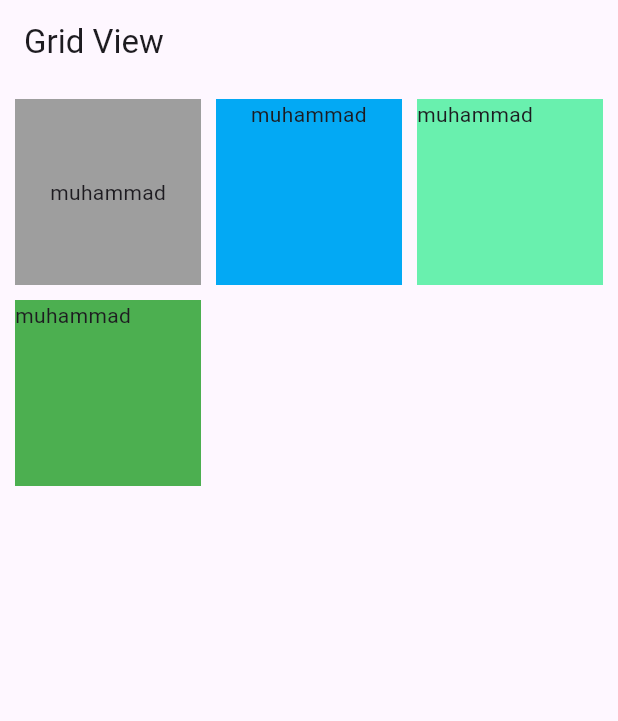
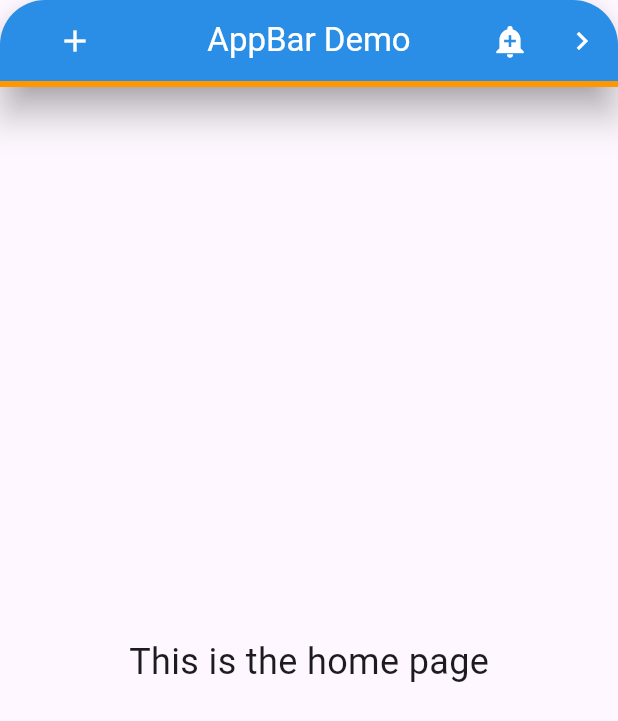
Before and after one commit to muhammad-marzouk/flutter_widgets, a Flutter app: the screen it shows after launch, on a phone screen of 412 x 824 dp. Shown: the top 721 px of the screen. Run offline on Flutter 3.47's test engine with Material 2 defaults, Android fonts, the phone set to English and light mode, and no system bars; our stand-ins replace flutter_slidable.

Commit message:
2-10-2023

```diff
--- /dev/null
+++ b/lib/flutter_01/widget_010_appbar.dart
@@ -0,0 +1,77 @@
+import 'package:flutter/material.dart';
+
+class AppBarExample extends StatelessWidget {
+  const AppBarExample({super.key});
+
+  @override
+  Widget build(BuildContext context) {
+    return Scaffold(
+      appBar: AppBar(
+
+        leadingWidth: 100,
+        automaticallyImplyLeading: false,
+        titleSpacing: 0.0,
+        // notificationPredicate: ,
+        bottom: PreferredSize(
+            preferredSize: const Size.fromRadius(1.0),
+            child: Container(
+              color: Colors.orange,
+              height: 4.0,
+            ),
+        ),
+        elevation: 10.0,
+        shadowColor: Colors.grey,
+        backgroundColor: Colors.blue,
+        foregroundColor: Colors.white,
+        leading: const Icon(Icons.add),
+        title: const Text('AppBar Demo'),
+        centerTitle: true,
+        shape: const RoundedRectangleBorder(
+          borderRadius: BorderRadius.only(
+            topLeft: Radius.circular(30),
+            topRight: Radius.circular(30),
+          ),
+        ),
+
+        // titleSpacing: 0.5,
+        actions: <Widget>[
+          IconButton(
+            icon: const Icon(Icons.add_alert),
+            tooltip: 'Show Snackbar',
+            onPressed: () {
+              ScaffoldMessenger.of(context).showSnackBar(
+                  const SnackBar(content: Text('This is a snackbar')));
+            },
+          ),
+          IconButton(
+            icon: const Icon(Icons.navigate_next),
+            tooltip: 'Go to the next page',
+            onPressed: () {
+              Navigator.push(context, MaterialPageRoute<void>(
+                builder: (BuildContext context) {
+                  return Scaffold(
+                    appBar: AppBar(
+                      title: const Text('Next page'),
+                    ),
+                    body: const Center(
+                      child: Text(
+                        'This is the next page',
+                        style: TextStyle(fontSize: 24),
+                      ),
+                    ),
+                  );
+                },
+              ));
+            },
+          ),
+        ],
+      ),
+      body: const Center(
+        child: Text(
+          'This is the home page',
+          style: TextStyle(fontSize: 24),
+        ),
+      ),
+    );
+  }
+}
--- a/lib/flutter_01/widget_08_grid_view.dart
+++ b/lib/flutter_01/widget_08_grid_view.dart
@@ -11,7 +11,7 @@ class GridViewExample extends StatelessWidget {
       body: Center(
         child: GridView.count(
           primary: false,
-          padding: EdgeInsets.all(10),
+          padding: const EdgeInsets.all(10),
           mainAxisSpacing: 10,
           crossAxisSpacing: 10,
           crossAxisCount:3 ,
--- a/lib/main.dart
+++ b/lib/main.dart
@@ -1,24 +1,15 @@
 import 'package:flutter/material.dart';
-import 'package:flutter_widgets/flutter_01/widget_01_material_banner.dart';
-import 'package:flutter_widgets/flutter_01/widget_02_material_banner.dart';
-import 'package:flutter_widgets/flutter_01/widget_04_banner_.dart';
-import 'package:flutter_widgets/flutter_01/widget_05_snack_bar.dart';
-import 'package:flutter_widgets/flutter_01/widget_06_snack_bar.dart';
-import 'package:flutter_widgets/flutter_01/widget_100_Slidable.dart';
-import 'flutter_01/widget_03_material_banner_stateless.dart';
-import 'flutter_01/widget_07_data_table.dart';
-import 'flutter_01/widget_08_grid_view.dart';
+import 'flutter_01/widget_010_appbar.dart';
+import 'flutter_01/widget_100_Slidable.dart';
 
-void main() {
-  runApp(const MyApp());
-}
+void main() => runApp(const MyApp());
 
 class MyApp extends StatelessWidget {
   const MyApp({super.key});
-
   @override
   Widget build(BuildContext context) {
     return MaterialApp(
+      debugShowCheckedModeBanner: false,
       title: 'Flutter Demo',
       theme: ThemeData(
         colorScheme: ColorScheme.fromSeed(seedColor: Colors.deepPurple),
@@ -28,18 +19,15 @@ class MyApp extends StatelessWidget {
     );
   }
 }
-
 class MyHomePage extends StatefulWidget {
   const MyHomePage({super.key, required this.title});
   final String title;
   @override
   State<MyHomePage> createState() => _MyHomePageState();
 }
-
 class _MyHomePageState extends State<MyHomePage> {
-
   @override
   Widget build(BuildContext context) {
-    return const GridViewExample();
+    return const AppBarExample();
   }
 }
```
Also changed, not shown: lib/flutter_01/widget_09_scaffold.dart (added, +122 -0 lines).
